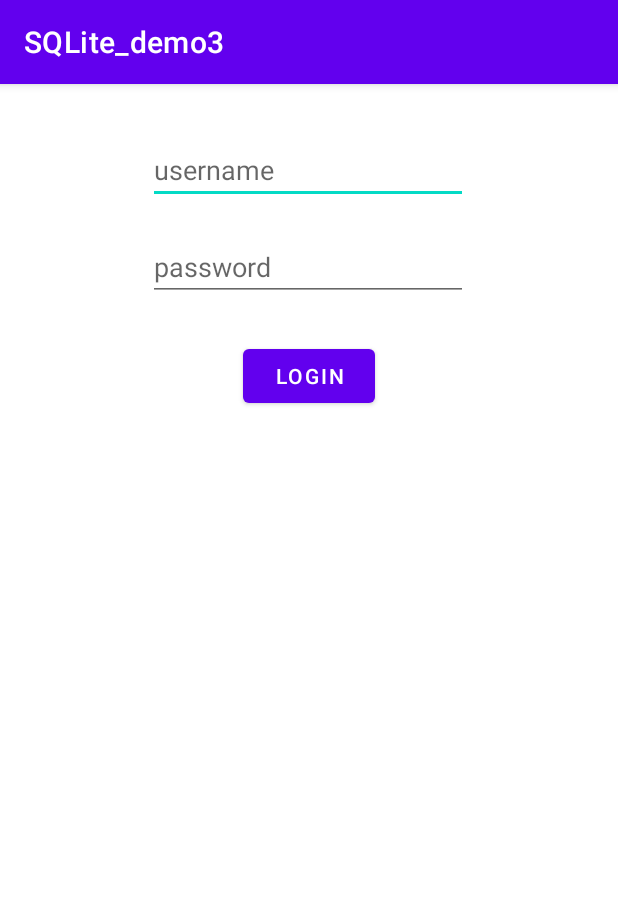
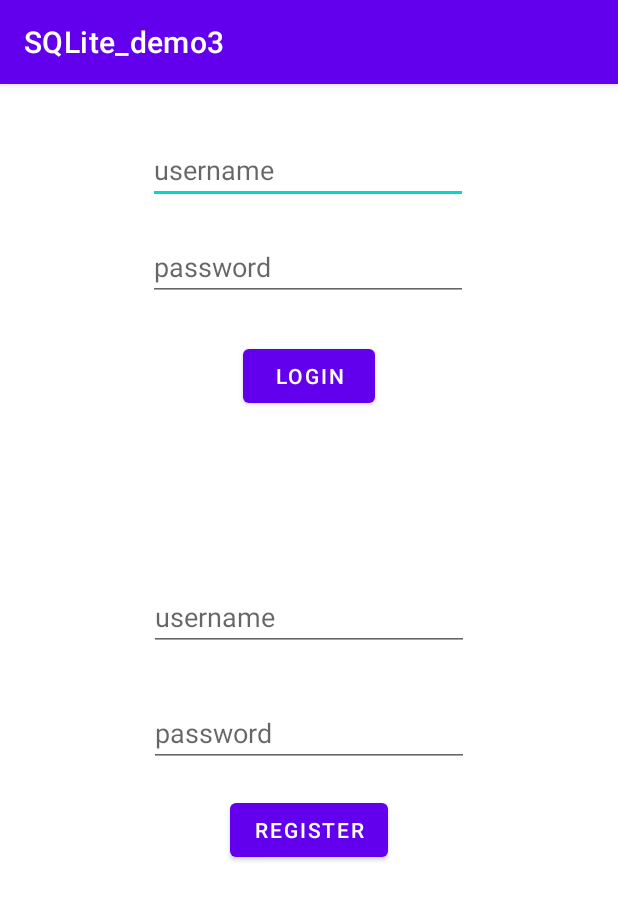
Before and after one commit to azreal1231/SQL_Login, an Android app: the screen it shows after launch (MainActivity), after a tap on "LOGIN", on a phone screen of 412 x 824 dp. Shown: the top 900 px of the screen. Run offline under Robolectric (Android 15) with nearby library versions, the phone set to English and light mode, and no system bars.

Commit message:
? made more stable

```diff
--- a/app/src/main/java/com/example/sqlite_demo3/DBHelper.kt
+++ b/app/src/main/java/com/example/sqlite_demo3/DBHelper.kt
@@ -104,7 +104,9 @@ class DBHelper(context: Context):SQLiteOpenHelper(context, DATABASE_NAME, null,
         val db = this.writableDatabase
         val id = 1
         val cursor:Cursor = db.rawQuery("SELECT * FROM $TABLE_NAME WHERE $COL_ID = '$id'", null)
-        cursor.moveToFirst()
+
+        if (!cursor.moveToFirst()) { return false }
+
         val db_username = cursor.getString(cursor.getColumnIndex(COL_USERNAME))
         val db_pw = cursor.getString(cursor.getColumnIndex(COL_PASSWORD))
 
@@ -125,7 +127,7 @@ class DBHelper(context: Context):SQLiteOpenHelper(context, DATABASE_NAME, null,
         val db = this.writableDatabase
         val id = 1
         val cursor:Cursor = db.rawQuery("SELECT * FROM $TABLE_NAME WHERE $COL_ID = '$id'", null)
-        cursor.moveToFirst()
+        if (!cursor.moveToFirst()) { return false }
 //        val db_username = cursor.getString(cursor.getColumnIndex(COL_USERNAME))
 //        val db_pw = cursor.getString(cursor.getColumnIndex(COL_PASSWORD))
 
--- a/app/src/main/java/com/example/sqlite_demo3/MainActivity.kt
+++ b/app/src/main/java/com/example/sqlite_demo3/MainActivity.kt
@@ -7,6 +7,7 @@ import android.widget.Toast
 import com.example.sqlite_demo.DBHelper
 import com.example.sqlite_demo.Person
 import kotlinx.android.synthetic.main.activity_main.*
+import java.io.IOException
 
 class MainActivity : AppCompatActivity() {
 
@@ -19,19 +20,12 @@ class MainActivity : AppCompatActivity() {
 
         db = DBHelper(this)
 
-//        val personAdd = Person(
-//            Integer.parseInt("1"),
-//            "edward",
-//            "password",
-//            false
-//        )
-//        db.addPerson(personAdd)
 
-
-        if( db.check_user_login()){
+        if(db.check_user_login()){
             val intent = Intent(this, HomePage::class.java)
             startActivity(intent)
         }
+
 
 
         btn_login.setOnClickListener {
@@ -51,5 +45,16 @@ class MainActivity : AppCompatActivity() {
             }
         }
 
+
+        btn_register.setOnClickListener {
+            val personAdd = Person(
+            Integer.parseInt("1"),
+            edt_register_username.text.toString(),
+            edt_register_password.text.toString(),
+            false)
+
+            db.addPerson(personAdd)
+            Toast.makeText(this, "User Created / Please Login", Toast.LENGTH_SHORT).show()
+        }
     }
 }
--- a/app/src/main/res/layout/activity_main.xml
+++ b/app/src/main/res/layout/activity_main.xml
@@ -44,4 +44,41 @@
         app:layout_constraintStart_toStartOf="parent"
         app:layout_constraintTop_toTopOf="parent"
         app:layout_constraintVertical_bias="0.237" />
+
+    <EditText
+        android:id="@+id/edt_register_username"
+        android:layout_width="wrap_content"
+        android:layout_height="wrap_content"
+        android:ems="10"
+        android:hint="username"
+        android:inputType="textPersonName"
+        app:layout_constraintBottom_toBottomOf="parent"
+        app:layout_constraintEnd_toEndOf="parent"
+        app:layout_constraintStart_toStartOf="parent"
+        app:layout_constraintTop_toTopOf="parent"
+        app:layout_constraintVertical_bias="0.46" />
+
+    <EditText
+        android:id="@+id/edt_register_password"
+        android:layout_width="wrap_content"
+        android:layout_height="wrap_content"
+        android:ems="10"
+        android:hint="password"
+        android:inputType="textPersonName"
+        app:layout_constraintBottom_toBottomOf="parent"
+        app:layout_constraintEnd_toEndOf="parent"
+        app:layout_constraintStart_toStartOf="parent"
+        app:layout_constraintTop_toTopOf="parent"
+        app:layout_constraintVertical_bias="0.567" />
+
+    <Button
+        android:id="@+id/btn_register"
+        android:layout_width="wrap_content"
+        android:layout_height="wrap_content"
+        android:text="REGISTER"
+        app:layout_constraintBottom_toBottomOf="parent"
+        app:layout_constraintEnd_toEndOf="parent"
+        app:layout_constraintStart_toStartOf="parent"
+        app:layout_constraintTop_toTopOf="parent"
+        app:layout_constraintVertical_bias="0.657" />
 </androidx.constraintlayout.widget.ConstraintLayout>
```
